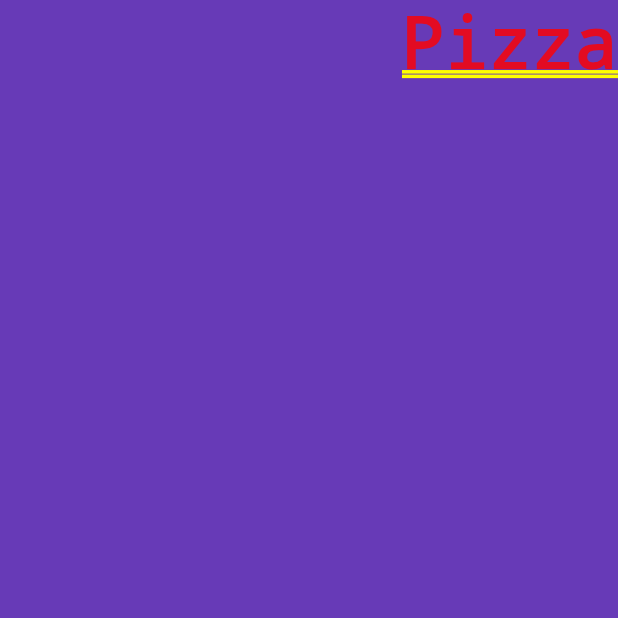
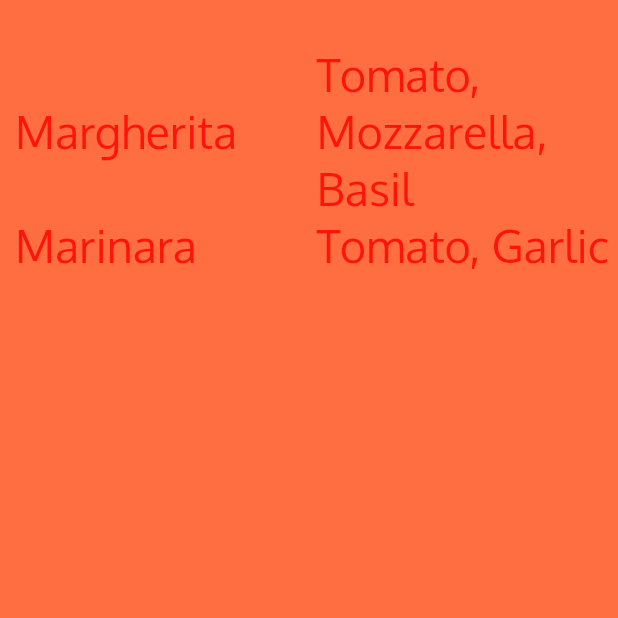
Before and after one commit to havuong/flutter-getting-started, a Flutter app: the screen it shows after launch, on a phone screen of 412 x 824 dp, the top half of it. Run offline on Flutter 3.47's test engine with Material 2 defaults, Android fonts, the phone set to English and light mode, and no system bars.

Commit message:
Font, Row and Column

```diff
--- a/app_widgets/lib/ui/home.dart
+++ b/app_widgets/lib/ui/home.dart
@@ -1,13 +1,61 @@
 import 'package:flutter/material.dart';
 
-class Home extends StatelessWidget{
+class Home extends StatelessWidget {
   @override
   Widget build(BuildContext context) {
     return Container(
-      alignment: Alignment.topRight,
-      color: Colors.deepPurple,
-      child: Text("Pizza", textDirection: TextDirection.ltr)
-    );
+        alignment: Alignment.center,
+        padding: EdgeInsets.only(top:30,left:10),
+        color: Colors.deepOrangeAccent,
+        child: Column(
+          children: <Widget>[
+            Row(children: <Widget>[
+              Expanded(
+                  child: Text(
+                "Margherita",
+                textDirection: TextDirection.ltr,
+                style: TextStyle(
+                    fontSize: 30.0,
+                    decoration: TextDecoration.none,
+                    fontFamily: 'Oxygen',
+                    fontWeight: FontWeight.normal),
+              )),
+              Expanded(
+                child: Text(
+                  "Tomato, Mozzarella, Basil",
+                  textDirection: TextDirection.ltr,
+                  style: TextStyle(
+                      fontSize: 30.0,
+                      decoration: TextDecoration.none,
+                      fontFamily: 'Oxygen',
+                      fontWeight: FontWeight.normal),
+                ),
+              )
+            ]),
+            Row(children: <Widget>[
+              Expanded(
+                  child: Text(
+                "Marinara",
+                textDirection: TextDirection.ltr,
+                style: TextStyle(
+                    fontSize: 30.0,
+                    decoration: TextDecoration.none,
+                    fontFamily: 'Oxygen',
+                    fontWeight: FontWeight.normal),
+              )),
+              Expanded(
+                child: Text(
+                  "Tomato, Garlic",
+                  textDirection: TextDirection.ltr,
+                  style: TextStyle(
+                      fontSize: 30.0,
+                      decoration: TextDecoration.none,
+                      fontFamily: 'Oxygen',
+                      fontWeight: FontWeight.normal),
+                ),
+              )
+            ])
+          ],
+        ));
   }
-
 }
```
Also changed, not shown: app_widgets/pubspec.yaml (+8 -11 lines), app_widgets/fonts/Oxygen-Bold.ttf (added), app_widgets/fonts/Oxygen-Light.ttf (added), app_widgets/fonts/Oxygen-Regular.ttf (added).
